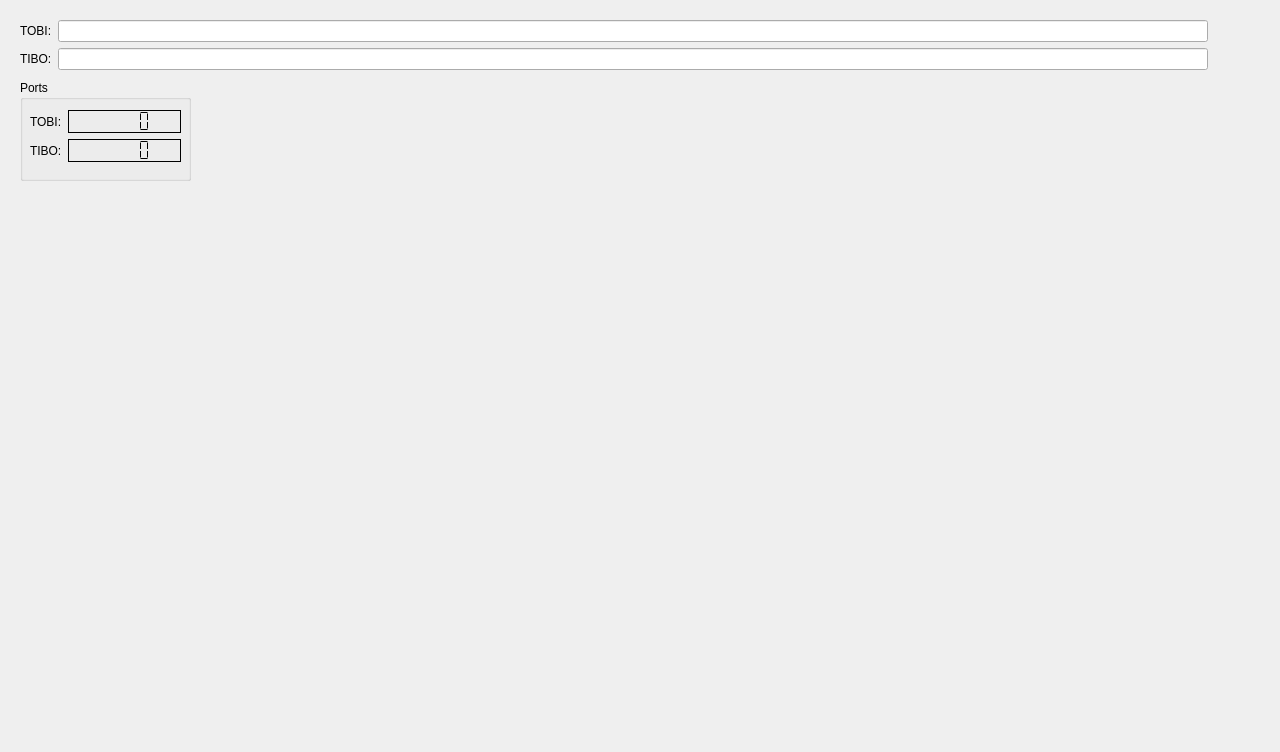
The window that Monterey/rovdebug.ui (rovsuite/monterey) describes before a commit, drawn with Qt 5.
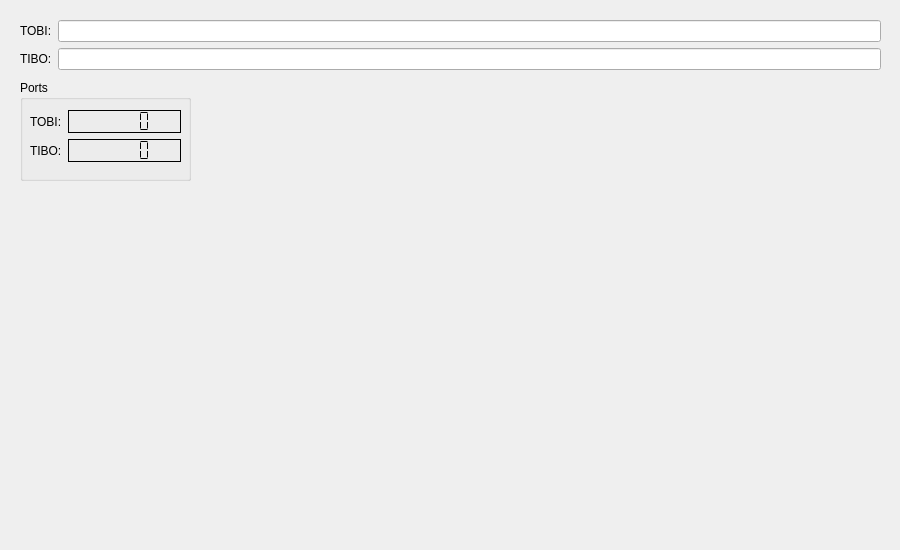
The same window after the commit.

Patch:
```diff
--- a/Monterey/rovdebug.ui
+++ b/Monterey/rovdebug.ui
@@ -6,8 +6,8 @@
    <rect>
     <x>0</x>
     <y>0</y>
-    <width>1280</width>
-    <height>752</height>
+    <width>900</width>
+    <height>550</height>
    </rect>
   </property>
   <property name="sizePolicy">
@@ -18,14 +18,14 @@
   </property>
   <property name="minimumSize">
    <size>
-    <width>1280</width>
-    <height>752</height>
+    <width>900</width>
+    <height>550</height>
    </size>
   </property>
   <property name="maximumSize">
    <size>
-    <width>1280</width>
-    <height>752</height>
+    <width>900</width>
+    <height>550</height>
    </size>
   </property>
   <property name="windowTitle">
@@ -36,7 +36,7 @@
     <rect>
      <x>20</x>
      <y>20</y>
-     <width>1231</width>
+     <width>861</width>
      <height>56</height>
     </rect>
    </property>
@@ -47,6 +47,9 @@
     <property name="formAlignment">
      <set>Qt::AlignLeading|Qt::AlignLeft|Qt::AlignTop</set>
     </property>
+    <property name="rightMargin">
+     <number>0</number>
+    </property>
     <item row="0" column="0">
      <widget class="QLabel" name="label">
       <property name="text">
@@ -54,34 +57,6 @@
       </property>
      </widget>
     </item>
-    <item row="0" column="1">
-     <widget class="QLineEdit" name="leTOBI">
-      <property name="sizePolicy">
-       <sizepolicy hsizetype="Preferred" vsizetype="Fixed">
-        <horstretch>0</horstretch>
-        <verstretch>0</verstretch>
-       </sizepolicy>
-      </property>
-      <property name="minimumSize">
-       <size>
-        <width>1150</width>
-        <height>10</height>
-       </size>
-      </property>
-      <property name="baseSize">
-       <size>
-        <width>200</width>
-        <height>0</height>
-       </size>
-      </property>
-      <property name="focusPolicy">
-       <enum>Qt::NoFocus</enum>
-      </property>
-      <property name="readOnly">
-       <bool>true</bool>
-      </property>
-     </widget>
-    </item>
     <item row="1" column="0">
      <widget class="QLabel" name="label_2">
       <property name="text">
@@ -89,29 +64,15 @@
       </property>
      </widget>
     </item>
+    <item row="0" column="1">
+     <widget class="QLineEdit" name="leTOBI">
+      <property name="readOnly">
+       <bool>true</bool>
+      </property>
+     </widget>
+    </item>
     <item row="1" column="1">
      <widget class="QLineEdit" name="leTIBO">
-      <property name="sizePolicy">
-       <sizepolicy hsizetype="Preferred" vsizetype="Fixed">
-        <horstretch>0</horstretch>
-        <verstretch>0</verstretch>
-       </sizepolicy>
-      </property>
-      <property name="minimumSize">
-       <size>
-        <width>1150</width>
-        <height>10</height>
-       </size>
-      </property>
-      <property name="baseSize">
-       <size>
-        <width>0</width>
-        <height>0</height>
-       </size>
-      </property>
-      <property name="focusPolicy">
-       <enum>Qt::NoFocus</enum>
-      </property>
       <property name="readOnly">
        <bool>true</bool>
       </property>
@@ -131,7 +92,7 @@
    <property name="title">
     <string>Ports</string>
    </property>
-   <widget class="QWidget" name="">
+   <widget class="QWidget" name="layoutWidget">
     <property name="geometry">
      <rect>
       <x>10</x>
```
